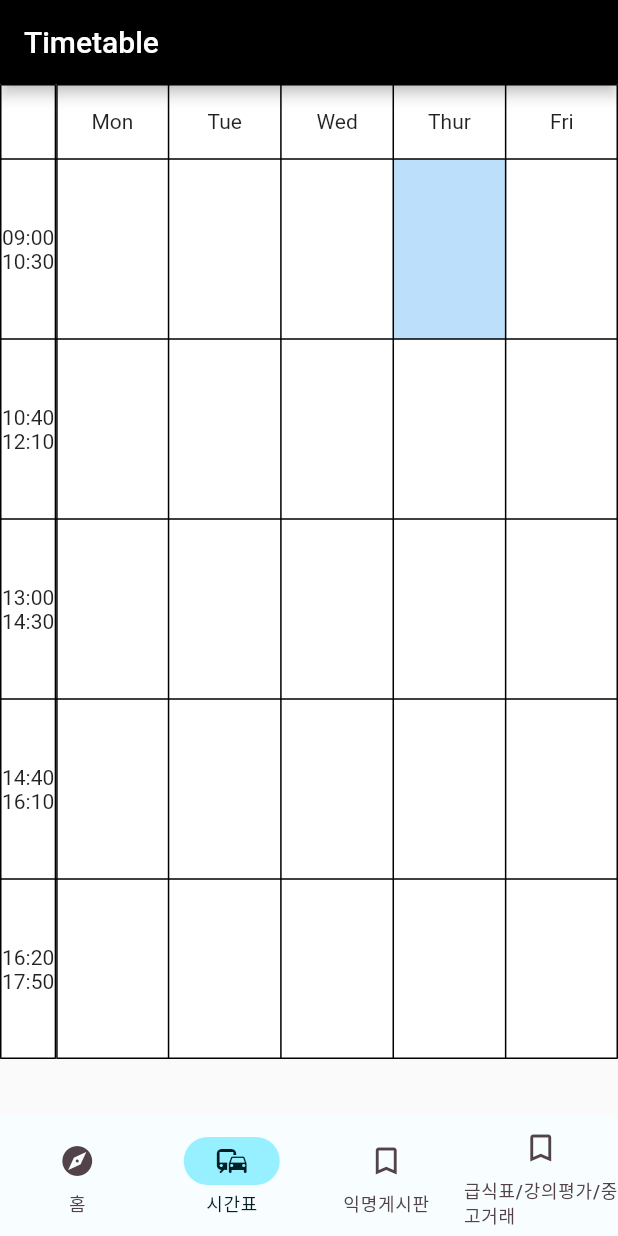
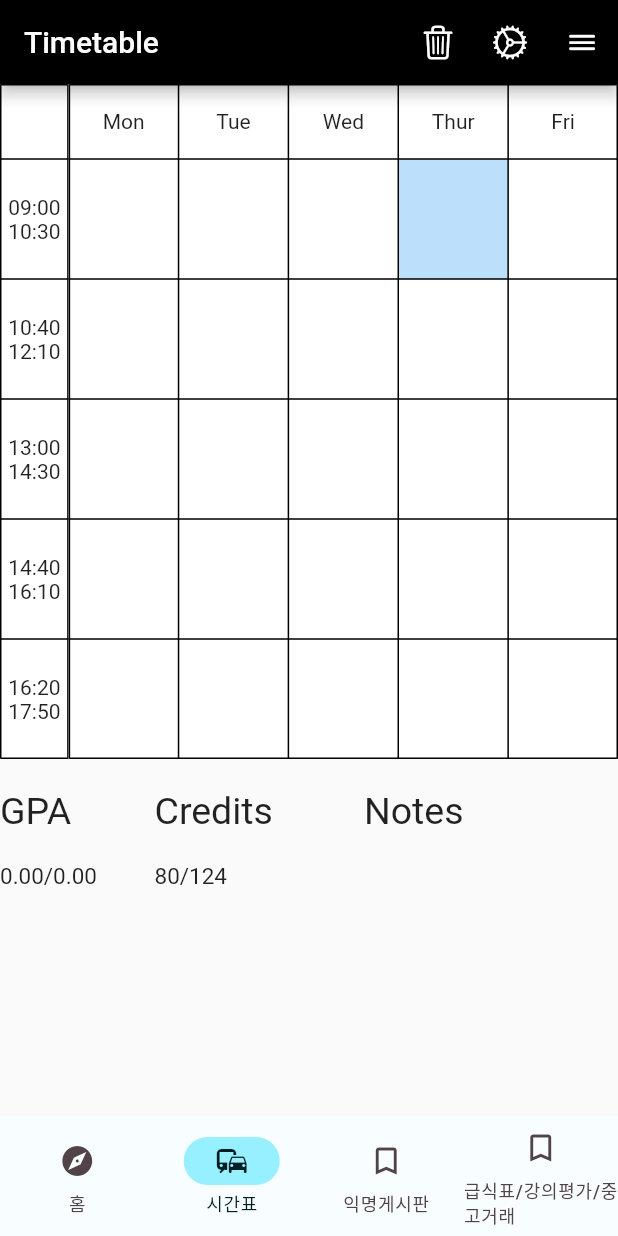
Before and after one commit to hspark15429/uniberry, a Flutter app: the TopPage screen opened by its route, on a phone screen of 412 x 824 dp. Run offline on Flutter 3.47's test engine with Material 2 defaults, Android fonts, the phone set to English and light mode, and no system bars; our stand-ins replace cloud_firestore, email_validator, firebase_auth, firebase_core, firebase_dynamic_links, go_router; missing offline and left inert: firebase_ui_localizations, firebase_ui_oauth, firebase_ui_shared; accounts and stored records are empty; generated files the repository leaves out were written again.

Commit message:
timetable page design changes

```diff
--- a/lib/screens/timetable_page.dart
+++ b/lib/screens/timetable_page.dart
@@ -1,5 +1,6 @@
 import 'package:cloud_firestore/cloud_firestore.dart';
 import 'package:firebase_auth/firebase_auth.dart';
+import 'package:flutter/cupertino.dart';
 import 'package:flutter/material.dart';
 import 'package:gtk_flutter/app_state.dart';
 import 'package:intl/intl.dart';
@@ -41,9 +42,30 @@ class _TimetablePageState extends State<TimetablePage> {
         appBar: AppBar(
             title: Text('Timetable'),
             backgroundColor: Colors.black,
-        ),
+            actions: [
+              IconButton(
+                  icon: const Icon(CupertinoIcons.trash),
+                  tooltip: 'Open shopping cart',
+                  onPressed: () {
+                    // handle the press
+                  }),
+              IconButton(
+                  icon: const Icon(CupertinoIcons.settings),
+                  tooltip: 'Open shopping cart',
+                  onPressed: () {
+                    // handle the press
+                  }),
+              IconButton(
+                  icon: const Icon(CupertinoIcons.bars),
+                  tooltip: 'Open shopping cart',
+                  onPressed: () {
+                    // handle the press
+                  })
+            ]),
         body: SingleChildScrollView(
-          child: Row(
+          child: Column(
+            children: [
+              Row(
                 children: <Widget>[
                   Expanded(
                     flex: 1,
@@ -74,7 +96,7 @@ class _TimetablePageState extends State<TimetablePage> {
                     ),
                   ),
                   Expanded(
-                flex: 10,
+                    flex: 8,
                     child: LayoutBuilder(builder: (context, constraints) {
                       double expandedWidth = constraints.maxWidth * 0.2;
                       return Table(
@@ -100,6 +122,14 @@ class _TimetablePageState extends State<TimetablePage> {
                   ),
                 ],
               ),
+              SizedBox(height: 20),
+              Row(
+                children: [
+                  BottomInfo(),
+                ],
+              ),
+            ],
+          ),
         ),
       ),
     );
@@ -107,8 +137,8 @@ class _TimetablePageState extends State<TimetablePage> {
 
   Widget _buildCell(
     String cellIndex, {
-    double height = 120,
-    double width = 100,
+    double height = 80,
+    double width = 50,
     color = Colors.white,
     bool interactable = false,
   }) {
@@ -161,7 +191,10 @@ class _TimetablePageState extends State<TimetablePage> {
                     width: width,
                     height: height,
                     child: ElevatedButton(
-                        child: Text(localTimetable[cellIndex]!),
+                        child: Text(
+                          localTimetable[cellIndex]!,
+                          style: TextStyle(fontSize: 8),
+                        ),
                         onPressed: _openEntryDialog,
                         style: ButtonStyle(
                           backgroundColor: MaterialStateProperty.all<Color>(
@@ -259,3 +292,54 @@ class _TimetablePageState extends State<TimetablePage> {
     });
   }
 }
+
+class BottomInfo extends StatelessWidget {
+  const BottomInfo({
+    super.key,
+  });
+
+  @override
+  Widget build(BuildContext context) {
+    return Table(
+      defaultColumnWidth:
+          FixedColumnWidth(MediaQuery.of(context).size.width / 4),
+      children: const [
+        TableRow(children: [
+          Text(
+            "GPA",
+            style: TextStyle(fontSize: 25.0),
+          ),
+          Text(
+            "Credits",
+            style: TextStyle(fontSize: 25.0),
+          ),
+          Text(
+            "Notes",
+            style: TextStyle(fontSize: 25.0),
+            textAlign: TextAlign.right,
+          ),
+        ]),
+        TableRow(children: [
+          TableCell(child: SizedBox(height: 20)),
+          TableCell(child: SizedBox(height: 20)),
+          TableCell(child: SizedBox(height: 20)),
+        ]),
+        TableRow(children: [
+          Text(
+            "0.00/0.00",
+            style: TextStyle(fontSize: 15.0),
+          ),
+          Text(
+            "80/124",
+            style: TextStyle(fontSize: 15.0),
+          ),
+          Text(
+            "",
+            style: TextStyle(fontSize: 15.0),
+            textAlign: TextAlign.right,
+          ),
+        ]),
+      ],
+    );
+  }
+}
```
Lines whose indentation alone changed are shown as unchanged.
